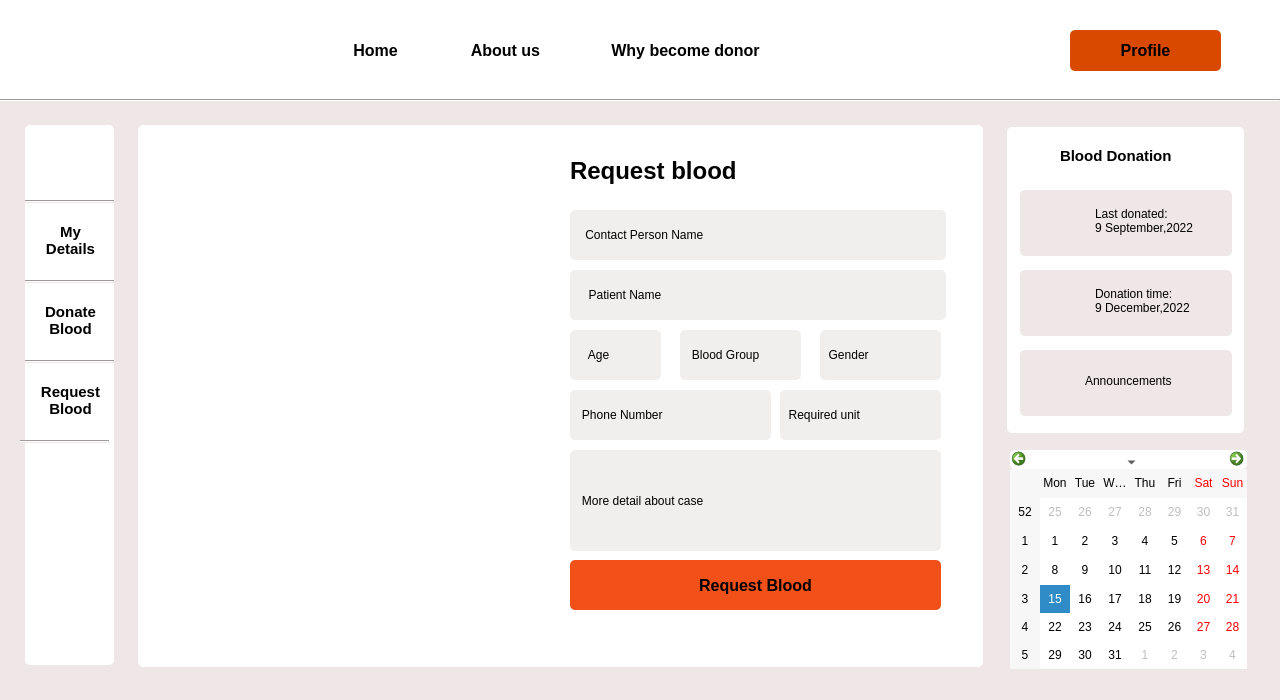
Qt form request_blood.ui (Rista10/Final) before a commit.
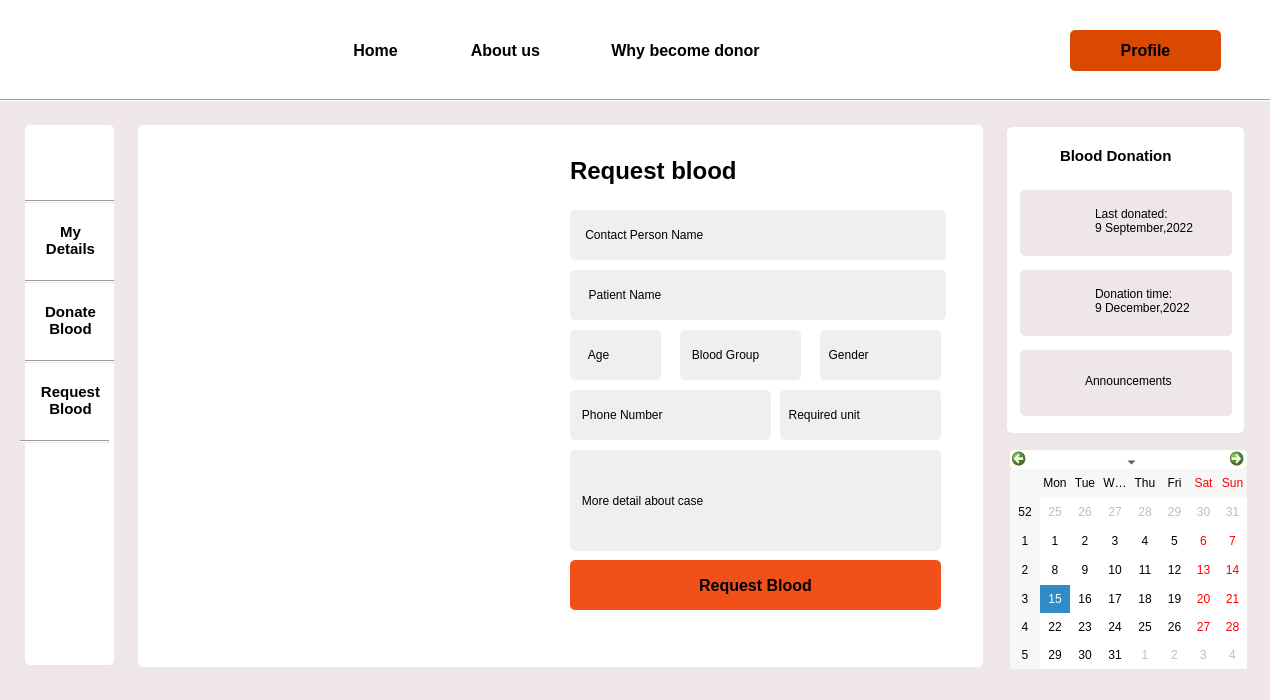
The same form after that commit. Icons and pictures are not drawn.

```diff
--- a/request_blood.ui
+++ b/request_blood.ui
@@ -6,7 +6,7 @@
    <rect>
     <x>0</x>
     <y>0</y>
-    <width>1280</width>
+    <width>1270</width>
     <height>700</height>
    </rect>
   </property>
```
